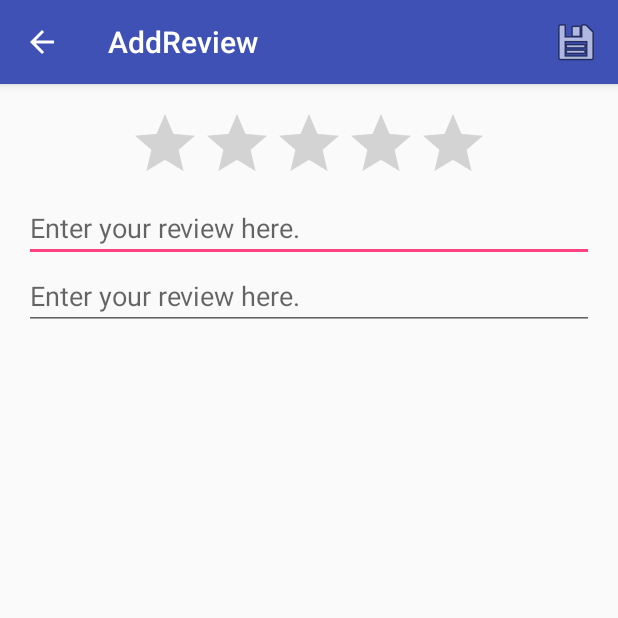
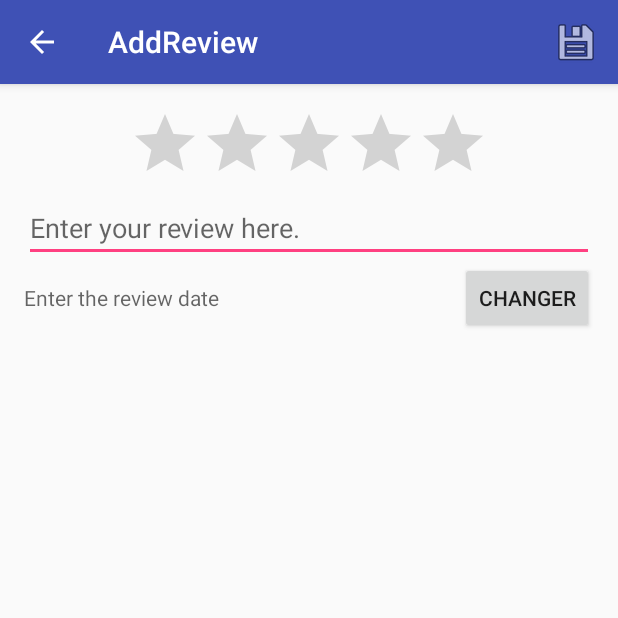
Before and after one commit to Alcidauk/CineLog, an Android app: the AddReview screen opened directly, with no data from a screen before it, on a phone screen of 412 x 824 dp, the top half of it. Run offline under Robolectric (Android 15) with nearby library versions, the phone set to English and light mode, and no system bars; our stand-ins replace ButterKnife; libraries missing offline, so code that uses them is left out: org.greenrobot.greendao, org.parceler; 7 statements that could not run were skipped.

Commit message:
[CineLog] make review date working

```diff
--- a/app/src/main/res/layout/content_add_review.xml
+++ b/app/src/main/res/layout/content_add_review.xml
@@ -12,23 +12,38 @@
     app:layout_behavior="@string/appbar_scrolling_view_behavior"
     tools:context=".AddReview"
     tools:showIn="@layout/activity_add_review">
+
     <RatingBar
         android:id="@+id/kino_rating_bar"
         android:layout_width="wrap_content"
         android:layout_height="wrap_content"
-        android:layout_centerHorizontal="true"/>
+        android:layout_centerHorizontal="true" />
+
     <EditText
         android:id="@+id/kino_review_text"
+        android:layout_width="match_parent"
+        android:layout_height="wrap_content"
         android:layout_below="@id/kino_rating_bar"
         android:hint="@string/review_hint"
-        android:inputType="text|textMultiLine"
-        android:layout_width="match_parent"
-        android:layout_height="wrap_content" />
-    <EditText
-        android:id="@+id/kino_review_date"
+        android:inputType="text|textMultiLine" />
+
+    <LinearLayout
+        android:layout_height="wrap_content"
+        android:orientation="horizontal"
         android:layout_below="@id/kino_review_text"
-        android:hint="@string/review_hint"
-        android:layout_width="match_parent"
-        android:layout_height="wrap_content"
-        android:inputType="date"/>
+        android:layout_width="fill_parent">
+        <TextView
+            android:id="@+id/kino_review_date"
+            android:layout_height="wrap_content"
+            android:layout_width="fill_parent"
+            android:layout_weight="1"
+            android:layout_alignParentStart="true"
+            android:hint="Enter the review date"/>
+        <Button
+            android:id="@+id/kino_review_date_button"
+            android:layout_width="wrap_content"
+            android:layout_height="wrap_content"
+            android:onClick="showTimePickerDialog"
+            android:text="Changer" />
+    </LinearLayout>
 </RelativeLayout>
```
Also changed, not shown: app/src/main/java/com/alcidauk/cinelog/AddReview.java (+62 -1 lines).
